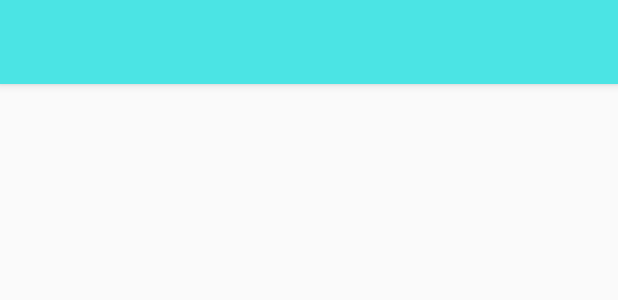
After one commit to niorgai/Material-Design-QtWallpaper, an Android app: the layout activity_base.xml on its own in the app's theme, with its tools: preview values and no code run, on a phone screen of 412 x 824 dp. The commit adds this screen. Shown: the top 300 px of the screen. Run offline under Robolectric (Android 15) with nearby library versions, the phone set to English and light mode, and no system bars.

Commit message:
update BaseActivity

```diff
--- a/app/src/main/java/us/wili/qtwallpaper/adapter/HotAdapter.java
+++ b/app/src/main/java/us/wili/qtwallpaper/adapter/HotAdapter.java
@@ -201,7 +201,7 @@ public class HotAdapter extends RecyclerView.Adapter<RecyclerView.ViewHolder> {
         List<ViewPagerModel> models = new ArrayList<>();
         for (int i = 0; i < mBanners.size(); i++) {
             CategoryItem item = mBanners.get(i);
-            models.add(new ViewPagerModel(item.coverUrl, item.getObjectId()));
+            models.add(new ViewPagerModel(item.coverUrl, item.name, item.getObjectId()));
 
             if (mBanners.size() > 1) {
                 ImageView imageView = new ImageView(mContext);
--- a/app/src/main/java/us/wili/qtwallpaper/adapter/ListAdapter.java
+++ b/app/src/main/java/us/wili/qtwallpaper/adapter/ListAdapter.java
@@ -116,7 +116,8 @@ public class ListAdapter extends RecyclerView.Adapter<ListAdapter.ListViewHolder
             if (pos == RecyclerView.NO_POSITION) {
                 return;
             }
-            Intent intent = CategoryDetailActivity.getIntent(mContext, items.get(pos).getObjectId());
+            CategoryItem item = items.get(pos);
+            Intent intent = CategoryDetailActivity.getIntent(mContext, item.name, item.getObjectId());
             mContext.startActivity(intent);
         }
     }
--- /dev/null
+++ b/app/src/main/res/layout/activity_base.xml
@@ -0,0 +1,24 @@
+<?xml version="1.0" encoding="utf-8"?>
+<android.support.design.widget.CoordinatorLayout
+    android:layout_width="match_parent"
+    android:layout_height="match_parent"
+    android:fitsSystemWindows="true"
+    xmlns:android="http://schemas.android.com/apk/res/android"
+    xmlns:app="http://schemas.android.com/apk/res-auto">
+    <android.support.design.widget.AppBarLayout
+        android:layout_width="match_parent"
+        android:layout_height="wrap_content">
+        <android.support.v7.widget.Toolbar
+            android:id="@+id/tool_bar"
+            app:titleTextColor="@color/commonWhite"
+            app:layout_scrollFlags="scroll|enterAlways"
+            android:layout_width="match_parent"
+            android:layout_height="?attr/actionBarSize"/>
+    </android.support.design.widget.AppBarLayout>
+
+    <ViewStub
+        android:id="@+id/stub"
+        app:layout_behavior="@string/appbar_scrolling_view_behavior"
+        android:layout_width="match_parent"
+        android:layout_height="match_parent" />
+</android.support.design.widget.CoordinatorLayout>
--- a/app/src/main/res/layout/activity_main.xml
+++ b/app/src/main/res/layout/activity_main.xml
@@ -16,6 +16,7 @@
             android:layout_height="wrap_content">
             <android.support.v7.widget.Toolbar
                 android:id="@+id/tool_bar"
+                app:titleTextColor="@color/commonWhite"
                 app:layout_scrollFlags="scroll|enterAlways"
                 android:layout_width="match_parent"
                 android:layout_height="?attr/actionBarSize">
```
Also changed, not shown: app/src/main/java/us/wili/qtwallpaper/activity/BaseActivity.java (+54 -4 lines), app/src/main/java/us/wili/qtwallpaper/activity/CategoryDetailActivity.java (+6 -10 lines), app/src/main/java/us/wili/qtwallpaper/adapter/UnlimitedBannerAdapter.java (+4 -3 lines), app/src/main/java/us/wili/qtwallpaper/model/ViewPagerModel.java (+5 -2 lines), app/src/main/res/layout/activity_category_detail.xml (+7 -24 lines).
